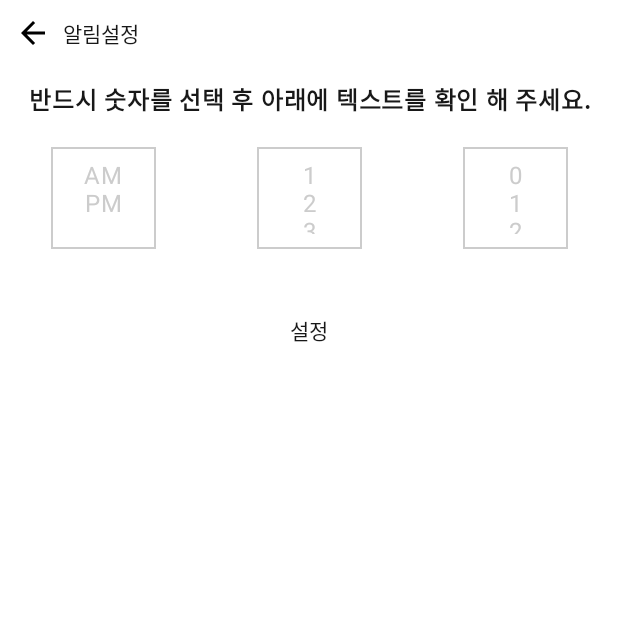
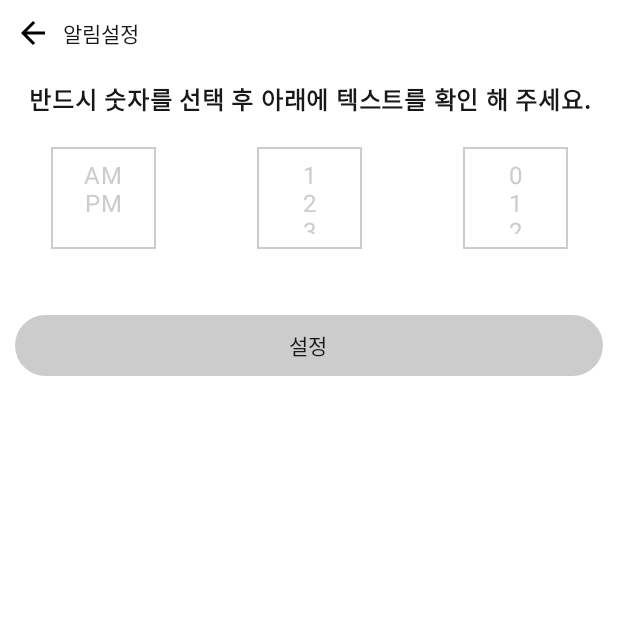
Before and after one commit to jeongmin1230/LoveMyself, an Android app built with Jetpack Compose: the composable EnterAlarm shown on its own in the app's theme, on a phone screen of 412 x 824 dp, the top half of it. Run offline under Robolectric (Android 15) with nearby library versions, the light colour scheme and no system bars.

Commit message:
- 특정 시간 지정 하면 일기 알림 띄워주고 알림 누르면 앱으로 이동하는 기능까지 구현(매일 알림 울리는 지는 아직 확인 못 ㅎ해봄)
2024. 5. 13(월)

```diff
--- a/app/build.gradle.kts
+++ b/app/build.gradle.kts
@@ -63,6 +63,7 @@ dependencies {
     implementation(platform("androidx.compose:compose-bom:2023.03.00"))
     implementation("com.google.firebase:firebase-auth:22.3.1")
     implementation("com.google.firebase:firebase-database:20.3.1")
+    implementation("com.google.firebase:firebase-messaging:24.0.0")
     testImplementation("junit:junit:4.13.2")
     androidTestImplementation("androidx.test.ext:junit:1.1.5")
     androidTestImplementation("androidx.test.espresso:espresso-core:3.5.1")
--- a/app/src/main/java/com/example/lovemyself/screen/Settings.kt
+++ b/app/src/main/java/com/example/lovemyself/screen/Settings.kt
@@ -19,6 +19,7 @@ import androidx.compose.foundation.layout.width
 import androidx.compose.foundation.lazy.LazyColumn
 import androidx.compose.foundation.lazy.grid.GridCells
 import androidx.compose.foundation.lazy.grid.LazyVerticalGrid
+import androidx.compose.foundation.shape.CircleShape
 import androidx.compose.material3.AlertDialog
 import androidx.compose.material3.MaterialTheme
 import androidx.compose.material3.Switch
@@ -38,7 +39,6 @@ import androidx.compose.ui.res.stringResource
 import androidx.compose.ui.res.vectorResource
 import androidx.compose.ui.text.font.FontWeight
 import androidx.compose.ui.text.style.TextAlign
-import androidx.compose.ui.text.style.TextDecoration
 import androidx.compose.ui.unit.dp
 import androidx.compose.ui.window.DialogProperties
 import androidx.navigation.compose.NavHost
@@ -94,8 +94,10 @@ fun SettingsScreen(backToMain: () -> Unit) {
                             settingViewModel.updateValue(isAlarm = true, isOn = false)
                             navController.popBackStack()},
                         updateTime = {
+                            settingViewModel.setAlarm(context, alarmText.value)
                             settingViewModel.updateText(true, alarmText.value)
                             settingViewModel.updateValue(isAlarm = true, isOn = true)
+                            navController.popBackStack()
                         }
                     )
                 }
@@ -206,13 +208,19 @@ fun EnterAlarm(alarmText: MutableState<String>, context: Context, onClickBack: (
             SelectTime(selectedTime = minute, list = minuteList, modifier = Modifier.weight(1f))
         }
         Spacer(modifier = Modifier.height(20.dp))
-        Text(
-            text = stringResource(id = R.string.setting),
-            style = MaterialTheme.typography.bodyMedium.copy(textAlign = TextAlign.Center, color = BasicBlack),
+        Column(
+            horizontalAlignment = Alignment.CenterHorizontally,
             modifier = Modifier
-                .fillMaxWidth()
-                .clickable { if(time.value.isNotEmpty() && hour.value.isNotEmpty() && minute.value.isNotEmpty()) confirm.value = true }
-        )
+            .fillMaxWidth()
+            .padding(horizontal = 10.dp)
+            .background(shape = CircleShape, color = Color.LightGray)
+            .clickable { if (time.value.isNotEmpty() && hour.value.isNotEmpty() && minute.value.isNotEmpty()) confirm.value = true }) {
+            Text(
+                text = stringResource(id = R.string.setting),
+                style = MaterialTheme.typography.bodyMedium.copy(BasicBlack),
+                modifier = Modifier.padding(vertical = 10.dp)
+            )
+        }
     }
 
     if(confirm.value) {
--- a/app/src/main/res/values/strings.xml
+++ b/app/src/main/res/values/strings.xml
@@ -1,5 +1,6 @@
 <resources>
     <string name="app_name">LoveMyself</string>
+    <string name="app_name_kor">칭찬 일기장</string>
     <string name="nav_route_start">start</string>
     <string name="nav_route_main">main</string>
     <string name="nav_route_register">register</string>
@@ -38,6 +39,7 @@
     <string name="alarm">알림설정</string>
     <string name="please_click">반드시 숫자를 선택 후 아래에 텍스트를 확인 해 주세요.</string>
     <string name="confirm_alarm_time">%s %s시 %s분으로 설정 하시겠습니까?</string>
+    <string name="alarm_content">칭찬 일기를 써 주세요.</string>
     <string name="yes">예</string>
     <string name="no">아니오</string>
     <string name="success_to_setting_alarm_time">%s %s시 %s분 으로 알림 시간을 설정 했습니다.</string>
```
Also changed, not shown: app/src/main/AndroidManifest.xml (+14 -0 lines), app/src/main/java/com/example/lovemyself/etc/AlarmReceiver.kt (added, +53 -0 lines), app/src/main/java/com/example/lovemyself/screen/MainActivity.kt (+9 -1 lines), app/src/main/java/com/example/lovemyself/view_model/SettingViewModel.kt (+25 -1 lines).
